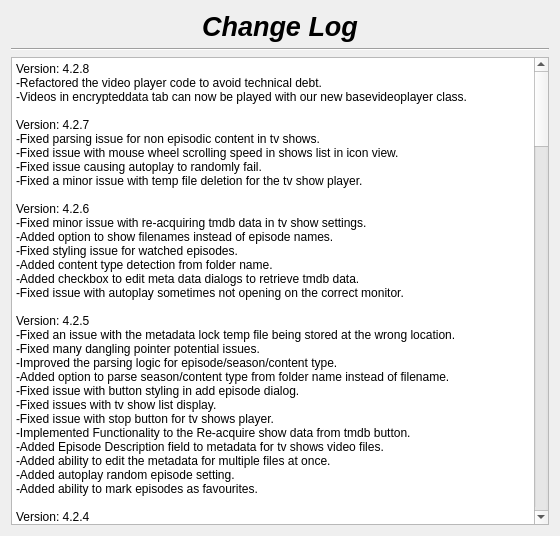
First picture: the form in changelog.ui, repository therealMaPMaKeR/MMDiary, before the edit.
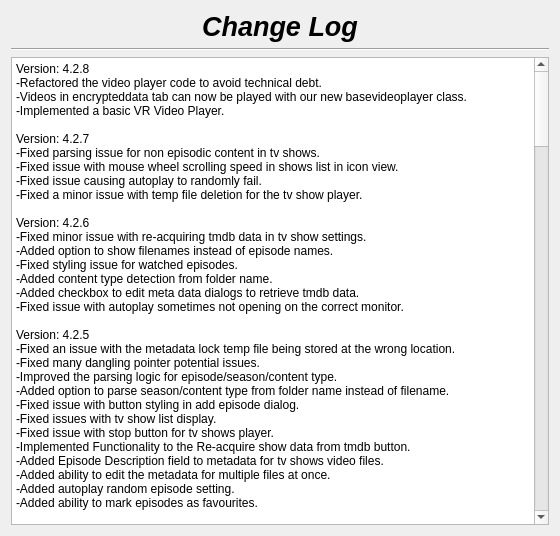
Second picture: the form after the edit.

Patch:
```diff
--- a/changelog.ui
+++ b/changelog.ui
@@ -55,7 +55,7 @@
 li.unchecked::marker { content: &quot;\2610&quot;; }
 li.checked::marker { content: &quot;\2612&quot;; }
 &lt;/style&gt;&lt;/head&gt;&lt;body style=&quot; font-family:'Segoe UI'; font-size:9pt; font-weight:400; font-style:normal;&quot;&gt;
-&lt;p style=&quot; margin-top:0px; margin-bottom:0px; margin-left:0px; margin-right:0px; -qt-block-indent:0; text-indent:0px;&quot;&gt;Version: 4.2.8&lt;br /&gt;-Refactored the video player code to avoid technical debt.&lt;br /&gt;-Videos in encrypteddata tab can now be played with our new basevideoplayer class.&lt;br /&gt;&lt;br /&gt;Version: 4.2.7&lt;br /&gt;-Fixed parsing issue for non episodic content in tv shows.&lt;br /&gt;-Fixed issue with mouse wheel scrolling speed in shows list in icon view.&lt;br /&gt;-Fixed issue causing autoplay to randomly fail.&lt;/p&gt;
+&lt;p style=&quot; margin-top:0px; margin-bottom:0px; margin-left:0px; margin-right:0px; -qt-block-indent:0; text-indent:0px;&quot;&gt;Version: 4.2.8&lt;br /&gt;-Refactored the video player code to avoid technical debt.&lt;br /&gt;-Videos in encrypteddata tab can now be played with our new basevideoplayer class.&lt;br /&gt;-Implemented a basic VR Video Player.&lt;br /&gt;&lt;br /&gt;Version: 4.2.7&lt;br /&gt;-Fixed parsing issue for non episodic content in tv shows.&lt;br /&gt;-Fixed issue with mouse wheel scrolling speed in shows list in icon view.&lt;br /&gt;-Fixed issue causing autoplay to randomly fail.&lt;/p&gt;
 &lt;p style=&quot; margin-top:0px; margin-bottom:0px; margin-left:0px; margin-right:0px; -qt-block-indent:0; text-indent:0px;&quot;&gt;-Fixed a minor issue with temp file deletion for the tv show player.&lt;br /&gt;&lt;br /&gt;Version: 4.2.6&lt;br /&gt;-Fixed minor issue with re-acquiring tmdb data in tv show settings.&lt;/p&gt;
 &lt;p style=&quot; margin-top:0px; margin-bottom:0px; margin-left:0px; margin-right:0px; -qt-block-indent:0; text-indent:0px;&quot;&gt;-Added option to show filenames instead of episode names.&lt;br /&gt;-Fixed styling issue for watched episodes.&lt;/p&gt;
 &lt;p style=&quot; margin-top:0px; margin-bottom:0px; margin-left:0px; margin-right:0px; -qt-block-indent:0; text-indent:0px;&quot;&gt;-Added content type detection from folder name.&lt;br /&gt;-Added checkbox to edit meta data dialogs to retrieve tmdb data.&lt;br /&gt;-Fixed issue with autoplay sometimes not opening on the correct monitor.&lt;br /&gt;&lt;br /&gt;Version: 4.2.5&lt;br /&gt;-Fixed an issue with the metadata lock temp file being stored at the wrong location.&lt;br /&gt;-Fixed many dangling pointer potential issues.&lt;/p&gt;
```
